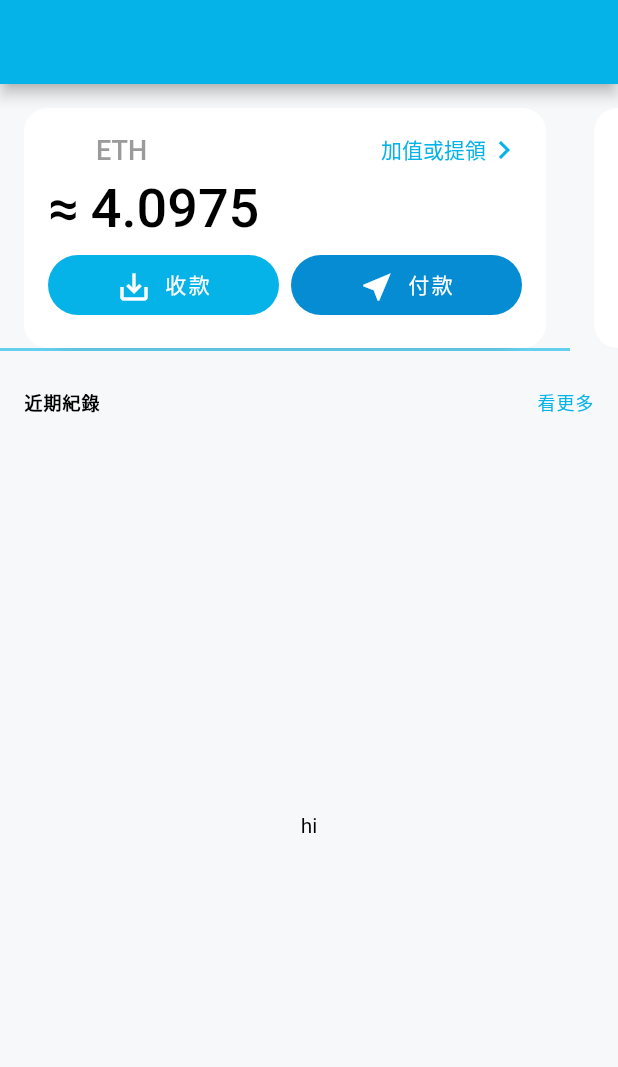
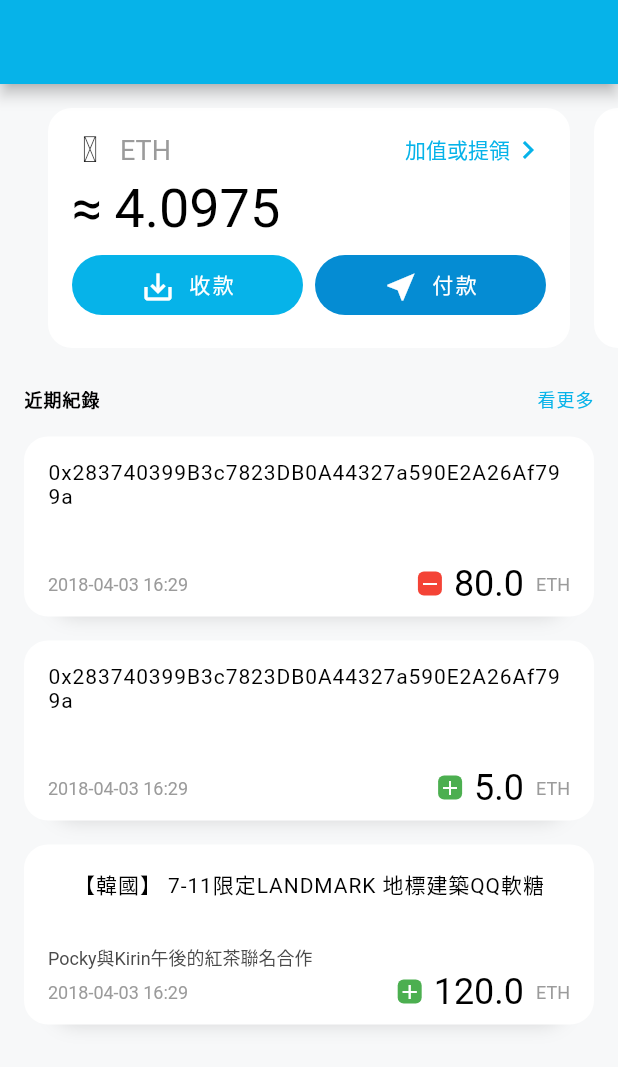
Before and after one commit to MerMerLtd/pingpay_flutter, a Flutter app: the screen it shows after launch, on a phone screen of 412 x 824 dp. Shown: the top 1067 px of the screen. Run offline on Flutter 3.47's test engine with Material 2 defaults, Android fonts, the light colour scheme and no system bars.

Commit message:
wallet page: adding transaction card, before adding scrollcontroller

```diff
--- a/lib/pages/wallet_page.dart
+++ b/lib/pages/wallet_page.dart
@@ -1,40 +1,90 @@
 import 'package:flutter/material.dart';
-
-import 'package:pingpay_flutter/providers/ping_pay_icons_icons.dart';
-import '../widgets/round_radius_button.dart';
+import '../widgets/tab_card.dart';
+import '../widgets/transaction_card.dart';
 
 import '../providers/ping_pay_icons_icons.dart';
+import 'package:pingpay_flutter/providers/ping_pay_icons_icons.dart';
 
 class WalletPage extends StatelessWidget {
+  final List<Map<String, dynamic>> dummywalletdata = [
+    {
+      "balance": 4.0975,
+      "coinType": "ETH",
+      "coinIcon": Icon(PingPayIcons.ic_eth),
+    },
+    {
+      "balance": 200.0,
+      "coinType": "XPA",
+      "coinIcon": Icon(PingPayIcons.ic_xpa),
+    }
+  ];
+  final List<Map<String, dynamic>> dummytransactiondata = [
+    {
+      "from": '0x283740399B3c7823DB0A44327a590E2A26Af799a',
+      "time": "2018-04-03 16:29",
+      "amount": -80.0,
+      "coinType": "ETH",
+    },
+    {
+      "from": '0x283740399B3c7823DB0A44327a590E2A26Af799a',
+      "time": "2018-04-03 16:29",
+      "amount": 5.0,
+      "coinType": "ETH",
+    },
+    {
+      "from": '【韓國】 7-11限定LANDMARK 地標建築QQ軟糖',
+      "note": 'Pocky與Kirin午後的紅茶聯名合作',
+      "time": "2018-04-03 16:29",
+      "amount": 120.0,
+      "coinType": "ETH",
+    },
+  ];
   @override
   Widget build(BuildContext context) {
     return Scaffold(
       appBar: AppBar(
         title: Text(''),
       ),
-      body: DefaultTabController(
-        length: 2,
-        child: Container(
+      body: Container(
         decoration: BoxDecoration(
           color: Color(0xfff7f8f9),
         ),
         child: Column(
           children: <Widget>[
             const SizedBox(height: 16),
-              TabBar(
-                isScrollable: true,
-                tabs: <Widget>[
+            Container(
+              height: 160,
+              child: ListView.builder(
+                scrollDirection: Axis.horizontal,
+                itemCount: dummywalletdata.length,
+                itemBuilder: (BuildContext context, int index) {
+                  return Row(
+                    children: <Widget>[
+                      index == 0 ? SizedBox(width: 32) : SizedBox(width: 16),
                       TabCard(
-                    balance: 4.0975,
-                    coinIcon: Icon(PingPayIcons.ic_eth),
-                    coinType: 'ETH',
+                        balance: dummywalletdata[index]['balance'],
+                        coinIcon: dummywalletdata[index]['coinIcon'],
+                        coinType: dummywalletdata[index]['coinType'],
                       ),
-                  TabCard(
-                    balance: 4.0975,
-                    coinIcon: Icon(PingPayIcons.ic_eth),
-                    coinType: 'ETH',
+                      index == dummywalletdata.length - 1
+                          ? SizedBox(width: 32)
+                          : SizedBox(width: 0),
+                    ],
+                  );
+                },
+                // children: <Widget>[
+                //   TabCard(
+                //     balance: 4.0975,
+                //     coinIcon: Icon(PingPayIcons.ic_eth),
+                //     coinType: 'ETH',
+                //   ),
+                //   TabCard(
+                //     balance: 4.0975,
+                //     coinIcon: Icon(PingPayIcons.ic_eth),
+                //     coinType: 'ETH',
+                //   ),
+                // ],
               ),
-                ],
             ),
             const SizedBox(height: 25),
             Container(
@@ -69,207 +119,25 @@ class WalletPage extends StatelessWidget {
               ),
             ),
             Expanded(
-                child: TabBarView(
+              child: Padding(
+                padding: EdgeInsets.only(top: 16, left: 16, right: 16),
+                child: ListView.builder(
+                  itemCount: dummytransactiondata.length,
+                  itemBuilder: (BuildContext context, int index) {
+                    return Column(
                       children: <Widget>[
-                    Center(
-                        child: Text(
-                      "hi",
-                      style: TextStyle(color: Colors.black),
-                    )),
-                    Center(
-                        child: Text(
-                      "hi",
-                      style: TextStyle(color: Colors.black),
-                    )),
-                  ],
+                        TransactionCard(
+                          index: index,
+                          dummytransactiondata: dummytransactiondata,
                         ),
+                        const SizedBox(
+                          height: 16,
                         ),
                       ],
-          ),
-        ),
-      ),
                     );
-  }
-}
-
-class TabCard extends StatelessWidget {
-  const TabCard({
-    Key key,
-    double balance,
-    this.coinIcon,
-    this.coinType,
-  })  : _balance = balance,
-        super(key: key);
-
-  final double _balance;
-  final Icon coinIcon;
-  final String coinType;
-
-  @override
-  Widget build(BuildContext context) {
-    final _deviceData = MediaQuery.of(context).size;
-    return Container(
-      decoration: BoxDecoration(
-        color: Colors.white,
-        borderRadius: BorderRadius.circular(16),
-        boxShadow: [
-          BoxShadow(
-            color: Color(0x22000000),
-            blurRadius: 10.0, // has the effect of softening the shadow
-            spreadRadius: (_deviceData.width - 64) *
-                (-.05), // has the effect of extending the shadow
-            offset: Offset(
-              0.0, // horizontal, > 0 move right, < 0 move left
-              (_deviceData.width - 64) * (.05), // vertical, move down 10
-            ),
-          ),
-        ],
-      ),
-      width: _deviceData.width - 64,
-      height: 160,
-      child: Padding(
-        padding: EdgeInsets.all(16),
-        child: Column(
-          children: <Widget>[
-            Row(
-              children: <Widget>[
-                //++
-                // https://medium.com/flutterpub/how-to-use-custom-icons-in-flutter-834a079d977
-                coinIcon,
-                const SizedBox(width: 8),
-                Text(
-                  coinType,
-                  style: TextStyle(color: Color(0xff9b9b9b), fontSize: 18),
-                ),
-                Expanded(
-                  child: GestureDetector(
-                    onTap: () {
-                      showDialog(
-                          context: context,
-                          builder: (BuildContext context) {
-                            return AlertDialog(
-                              title: Text(
-                                'coin type is $coinType',
-                                style: TextStyle(
-                                    color: Theme.of(context).primaryColor),
-                              ),
-                            );
-                          });
-                    },
-                    child: Row(
-                      mainAxisAlignment: MainAxisAlignment.end,
-                      children: <Widget>[
-                        Text(
-                          '加值或提領',
-                          // '加值或提領 >',
-                          style: TextStyle(
-                            color: Color(0xff06b3e9),
-                            fontSize: 14,
-                          ),
-                        ),
-                        Icon(
-                          Icons.keyboard_arrow_right,
-                          color: Color(0xff06b3e9),
-                        ),
-                      ],
-                    ),
-                  ),
-                )
-              ],
-            ),
-            Container(
-              margin: EdgeInsets.symmetric(vertical: 6),
-              child: Row(
-                children: <Widget>[
-                  Text(
-                    '≈',
-                    style: TextStyle(color: Colors.black, fontSize: 36),
-                  ),
-                  const SizedBox(width: 8),
-                  Text(
-                    _balance.toString(), //dummy data now++
-                    style: TextStyle(color: Colors.black, fontSize: 36),
-                  ),
-                ],
-              ),
-            ),
-            Row(
-              children: <Widget>[
-                Flexible(
-                  flex: 1,
-                  child: RoundRadiusButton(
-                    height: 40,
-                    color: Color(0xff06b3e9),
-                    textColor: Color(0xffffffff),
-                    child: Row(
-                      mainAxisAlignment: MainAxisAlignment.center,
-                      children: <Widget>[
-                        Icon(Icons.save_alt),
-                        const SizedBox(width: 8),
-                        Text(
-                          '收款',
-                          style: TextStyle(
-                            fontSize: 14,
-                            letterSpacing: 1.6,
-                            // fontFamily: ,
-                          ),
-                        ),
-                      ],
-                    ),
-                    onPressed: () {
-                      showDialog(
-                          context: context,
-                          builder: (BuildContext context) {
-                            return AlertDialog(
-                              title: Text(
-                                "receive $coinType coin",
-                                style: TextStyle(
-                                    color: Theme.of(context).primaryColor),
-                              ),
-                            );
-                          });
                   },
                 ),
               ),
-                const SizedBox(width: 8),
-                Flexible(
-                  flex: 1,
-                  child: RoundRadiusButton(
-                    height: 40,
-                    color: Color(0xff058cd3),
-                    textColor: Color(0xffffffff),
-                    child: Row(
-                      mainAxisAlignment: MainAxisAlignment.center,
-                      children: <Widget>[
-                        // Icon(PingPay.ic_send),
-                        Icon(Icons.near_me),
-                        const SizedBox(width: 8),
-                        Text(
-                          '付款',
-                          style: TextStyle(
-                            fontSize: 14,
-                            letterSpacing: 1.6,
-                            // fontFamily: ,
-                          ),
-                        ),
-                      ],
-                    ),
-                    onPressed: () {
-                      showDialog(
-                          context: context,
-                          builder: (BuildContext context) {
-                            return AlertDialog(
-                              title: Text(
-                                "pay with $coinType",
-                                style: TextStyle(
-                                    color: Theme.of(context).primaryColor),
-                              ),
-                            );
-                          });
-                    },
-                  ),
-                ),
-              ],
             ),
           ],
         ),
--- /dev/null
+++ b/lib/widgets/tab_card.dart
@@ -0,0 +1,188 @@
+import 'package:flutter/material.dart';
+import '../widgets/round_radius_button.dart';
+
+class TabCard extends StatelessWidget {
+  const TabCard({
+    Key key,
+    double balance,
+    this.coinIcon,
+    this.coinType,
+  })  : _balance = balance,
+        super(key: key);
+
+  final double _balance;
+  final Icon coinIcon;
+  final String coinType;
+
+  @override
+  Widget build(BuildContext context) {
+    final _deviceData = MediaQuery.of(context).size;
+    return Container(
+      decoration: BoxDecoration(
+        color: Colors.white,
+        borderRadius: BorderRadius.circular(16),
+        boxShadow: [
+          BoxShadow(
+            color: Color(0x22000000),
+            blurRadius: 10.0, // has the effect of softening the shadow
+            spreadRadius: (_deviceData.width - 64) *
+                (-.05), // has the effect of extending the shadow
+            offset: Offset(
+              0.0, // horizontal, > 0 move right, < 0 move left
+              (_deviceData.width - 64) * (.05), // vertical, move down 10
+            ),
+          ),
+        ],
+      ),
+      width: _deviceData.width - 64,
+      height: 160,
+      child: Padding(
+        padding: EdgeInsets.all(16),
+        child: Column(
+          children: <Widget>[
+            Row(
+              children: <Widget>[
+                //++
+                // https://medium.com/flutterpub/how-to-use-custom-icons-in-flutter-834a079d977
+                coinIcon,
+                const SizedBox(width: 8),
+                Text(
+                  coinType,
+                  style: TextStyle(color: Color(0xff9b9b9b), fontSize: 18),
+                ),
+                Expanded(
+                  child: GestureDetector(
+                    onTap: () {
+                      showDialog(
+                          context: context,
+                          builder: (BuildContext context) {
+                            return AlertDialog(
+                              title: Text(
+                                'coin type is $coinType',
+                                style: TextStyle(
+                                    color: Theme.of(context).primaryColor),
+                              ),
+                            );
+                          });
+                    },
+                    child: Row(
+                      mainAxisAlignment: MainAxisAlignment.end,
+                      children: <Widget>[
+                        Text(
+                          '加值或提領',
+                          // '加值或提領 >',
+                          style: TextStyle(
+                            color: Color(0xff06b3e9),
+                            fontSize: 14,
+                          ),
+                        ),
+                        Icon(
+                          Icons.keyboard_arrow_right,
+                          color: Color(0xff06b3e9),
+                        ),
+                      ],
+                    ),
+                  ),
+                )
+              ],
+            ),
+            Container(
+              margin: EdgeInsets.symmetric(vertical: 6),
+              child: Row(
+                children: <Widget>[
+                  Text(
+                    '≈',
+                    style: TextStyle(color: Colors.black, fontSize: 36),
+                  ),
+                  const SizedBox(width: 8),
+                  Text(
+                    _balance.toString(), //dummy data now++
+                    style: TextStyle(color: Colors.black, fontSize: 36),
+                  ),
+                ],
+              ),
+            ),
+            Row(
+              children: <Widget>[
+                Flexible(
+                  flex: 1,
+                  child: RoundRadiusButton(
+                    height: 40,
+                    color: Color(0xff06b3e9),
+                    textColor: Color(0xffffffff),
+                    child: Row(
+                      mainAxisAlignment: MainAxisAlignment.center,
+                      children: <Widget>[
+                        Icon(Icons.save_alt),
+                        const SizedBox(width: 8),
+                        Text(
+                          '收款',
+                          style: TextStyle(
+                            fontSize: 14,
+                            letterSpacing: 1.6,
+                            // fontFamily: ,
+                          ),
+                        ),
+                      ],
+                    ),
+                    onPressed: () {
+                      showDialog(
+                          context: context,
+                          builder: (BuildContext context) {
+                            return AlertDialog(
+                              title: Text(
+                                "receive $coinType coin",
+                                style: TextStyle(
+                                    color: Theme.of(context).primaryColor),
+                              ),
+                            );
+                          });
+                    },
+                  ),
+                ),
+                const SizedBox(width: 8),
+                Flexible(
+                  flex: 1,
+                  child: RoundRadiusButton(
+                    height: 40,
+                    color: Color(0xff058cd3),
+                    textColor: Color(0xffffffff),
+                    child: Row(
+                      mainAxisAlignment: MainAxisAlignment.center,
+                      children: <Widget>[
+                        // Icon(PingPay.ic_send),
+                        Icon(Icons.near_me),
+                        const SizedBox(width: 8),
+                        Text(
+                          '付款',
+                          style: TextStyle(
+                            fontSize: 14,
+                            letterSpacing: 1.6,
+                            // fontFamily: ,
+                          ),
+                        ),
+                      ],
+                    ),
+                    onPressed: () {
+                      showDialog(
+                          context: context,
+                          builder: (BuildContext context) {
+                            return AlertDialog(
+                              title: Text(
+                                "pay with $coinType",
+                                style: TextStyle(
+                                    color: Theme.of(context).primaryColor),
+                              ),
+                            );
+                          });
+                    },
+                  ),
+                ),
+              ],
+            ),
+          ],
+        ),
+      ),
+    );
+  }
+}
--- a/lib/widgets/tab_card_bar.dart
+++ /dev/null
@@ -1,45 +0,0 @@
-import 'package:flutter/material.dart';
-
-class TabCardBar extends StatelessWidget {
-  final List<Widget> tabs;
-  final Color backgroundColor;
-  final Color unselectedLabelColor;
-  final Color labelColor;
-  final double fontSize;
-
-  const TabCardBar({
-    Key key,
-    @required this.tabs,
-    this.backgroundColor,
-    this.labelColor,
-    this.fontSize,
-    this.unselectedLabelColor,
-  }) : super(key: key);
-
-  @override
-  Widget build(BuildContext context) {
-    return TabBar(
-      indicator: BoxDecoration(
-        borderRadius: BorderRadius.circular(50),
-        border: Border.all(
-          color: backgroundColor != null
-              ? backgroundColor
-              : Theme.of(context).primaryColor,
-        ),
-        color: backgroundColor != null
-            ? backgroundColor
-            : Theme.of(context).primaryColor,
-      ),
-      labelColor: labelColor != null
-          ? labelColor
-          : Theme.of(context).tabBarTheme.labelColor,
-      labelStyle: TextStyle(
-        fontSize: fontSize != null ? fontSize : 24,
-      ),
-      unselectedLabelColor: unselectedLabelColor != null
-          ? unselectedLabelColor
-          : Theme.of(context).primaryColor,
-      tabs: tabs,
-    );
-  }
-}
--- /dev/null
+++ b/lib/widgets/transaction_card.dart
@@ -0,0 +1,137 @@
+import 'package:flutter/material.dart';
+
+class TransactionCard extends StatelessWidget {
+  const TransactionCard({
+    Key key,
+    this.index,
+    @required this.dummytransactiondata,
+  }) : super(key: key);
+
+  final List<Map<String, dynamic>> dummytransactiondata;
+  final int index;
+
+  @override
+  Widget build(BuildContext context) {
+    final _deviceData = MediaQuery.of(context).size;
+    return Container(
+      height: 120,
+      width: double.infinity,
+      decoration: BoxDecoration(
+          color: Colors.white,
+          borderRadius: BorderRadius.circular(16),
+          boxShadow: [
+            BoxShadow(
+              color: Color(0x22000000),
+              blurRadius: 10.0, // has the effect of softening the shadow
+              spreadRadius: (_deviceData.width - 32) *
+                  (-.05), // has the effect of extending the shadow
+              offset: Offset(
+                0.0, // horizontal, > 0 move right, < 0 move left
+                (_deviceData.width - 32) * (.05), // vertical, move down 10
+              ),
+            ),
+          ]),
+      child: Padding(
+        padding: EdgeInsets.only(top: 16, right: 16, left: 16, bottom: 8),
+        child: Column(
+          mainAxisAlignment: MainAxisAlignment.spaceBetween,
+          children: <Widget>[
+            Text(
+              dummytransactiondata[index]["from"],
+              style: TextStyle(
+                color: Color(0xff000000),
+                fontSize: 14,
+                letterSpacing: 0.62,
+              ),
+            ),
+            Column(
+              children: <Widget>[
+                Container(
+                  alignment: Alignment.centerLeft,
+                  child:
+                   dummytransactiondata[index]["note"] != null
+                      ? Text(
+                          dummytransactiondata[index]["note"],
+                          style: TextStyle(
+                            color: Color(0xff4a4a4a),
+                            fontSize: 12,
+                            letterSpacing: 0,
+                          ),
+                        )
+                      : Text(""),
+                ),
+                Row(
+                  crossAxisAlignment: CrossAxisAlignment.end,
+                  children: <Widget>[
+                    Container(
+                      margin: EdgeInsets.only(bottom: 6),
+                      child: Text(
+                        dummytransactiondata[index]["time"],
+                        style: TextStyle(
+                          color: Color(0xff9b9b9b),
+                          fontSize: 12,
+                          letterSpacing: 0,
+                        ),
+                      ),
+                    ),
+                    Spacer(),
+                    dummytransactiondata[index]["amount"] > 0
+                        ? Container(
+                            margin: EdgeInsets.only(bottom: 6),
+                            height: 16,
+                            width: 16,
+                            decoration: BoxDecoration(
+                                color: Colors.green,
+                                borderRadius: BorderRadius.circular(4)),
+                            child: Icon(
+                              Icons.add,
+                              size: 16,
+                              color: Colors.white,
+                            ),
+                          )
+                        : Container(
+                            margin: EdgeInsets.only(bottom: 6),
+                            height: 16,
+                            width: 16,
+                            decoration: BoxDecoration(
+                                color: Colors.red,
+                                borderRadius: BorderRadius.circular(4)),
+                            child: Icon(
+                              Icons.remove,
+                              size: 16,
+                              color: Colors.white,
+                            ),
+                          ),
+                    //Icon(PingPayIcons.ic_add),
+                    const SizedBox(width: 8),
+                    Text(
+                      dummytransactiondata[index]["amount"].abs().toString(),
+                      style: TextStyle(
+                        color: Color(0xff000000),
+                        fontSize: 24,
+                        letterSpacing: 0,
+                        // decoration: TextDecoration.underline
+                      ),
+                    ),
+                    const SizedBox(width: 8),
+                    Container(
+                      margin: EdgeInsets.only(bottom: 6),
+                      child: Text(
+                        dummytransactiondata[index]["coinType"],
+                        style: TextStyle(
+                          color: Color(0xff9b9b9b),
+                          fontSize: 12,
+                          letterSpacing: 0,
+                        ),
+                      ),
+                    ),
+                  ],
+                ),
+              ],
+            ),
+          ],
+        ),
+      ),
+    );
+  }
+}
```
Lines whose indentation alone changed are shown as unchanged.
